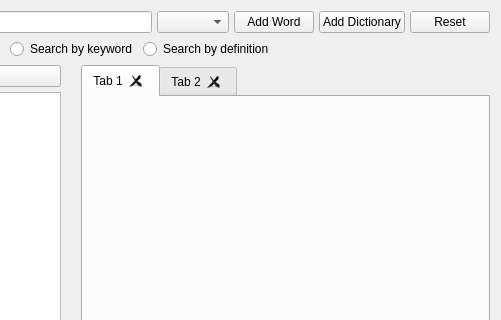
Above: widgetsearch.ui from sangpham2710/CS163-Project before the change; both pictures show x 223 to 724 and y 0 to 320 of the 724 by 488 pixel window. Below: the same form after it.
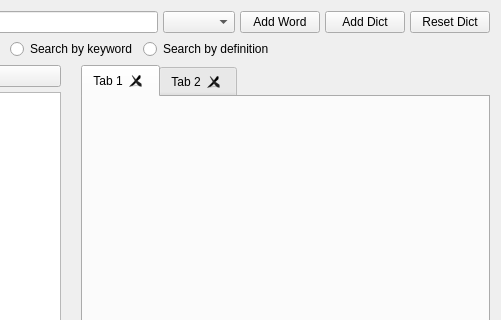
That is the form after the change.

Diff of the .ui file:
```diff
--- a/widgetsearch.ui
+++ b/widgetsearch.ui
@@ -51,14 +51,14 @@
          <item>
           <widget class="QPushButton" name="pushButtonAddDictionary">
            <property name="text">
-            <string>Add Dictionary</string>
+            <string>Add Dict</string>
            </property>
           </widget>
          </item>
          <item>
           <widget class="QPushButton" name="pushButtonReset">
            <property name="text">
-            <string>Reset</string>
+            <string>Reset Dict</string>
            </property>
           </widget>
          </item>
```
